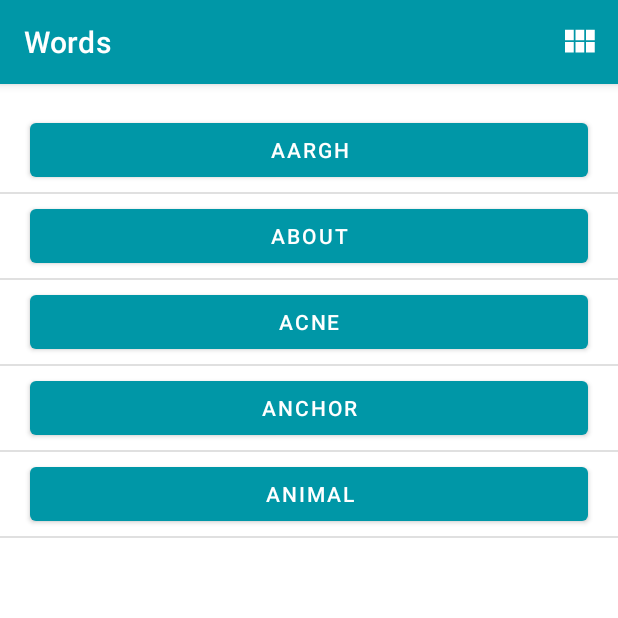
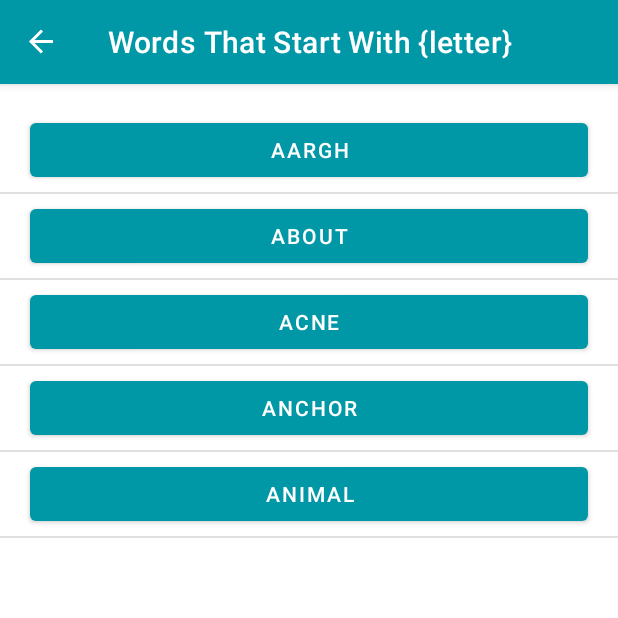
Before and after one commit to joicerodrigues/Words, an Android app: the screen it shows after launch (MainActivity), after a tap on an icon or button, on a phone screen of 412 x 824 dp, the top half of it. Run offline under Robolectric (Android 15) with nearby library versions, the phone set to English and light mode, and no system bars; our stand-ins replace navigation-ui.

```diff
--- a/app/src/main/java/com/example/wordsapp/LetterAdapter.kt
+++ b/app/src/main/java/com/example/wordsapp/LetterAdapter.kt
@@ -24,7 +24,6 @@ import android.widget.Button
 import androidx.annotation.RequiresApi
 import androidx.navigation.findNavController
 import androidx.recyclerview.widget.RecyclerView
-import android.content.Intent as Intent
 
 /**
  * Adapter for the [RecyclerView] in [MainActivity].
@@ -68,13 +67,6 @@ class LetterAdapter :
 
         // Assigns a [OnClickListener] to the button contained in the [ViewHolder]
         holder.button.setOnClickListener {
-            val context = holder.view.context //TODO acessando uma referência ao context
-
-            val intent = Intent(context, DetailActivity::class.java) //TODO intent transmitindo o contexto e o nome da classe da atividade de destino
-
-            intent.putExtra(DetailActivity.LETTER, holder.button.text.toString()) //TODO putExtra transmitindo "letter" como 1° argumento
-
-            context.startActivity(intent) //TODO transmitindo a intent com o método startActivity()
             // Create an action from WordList to DetailList
             // using the required arguments
             val action = LetterListFragmentDirections.actionLetterListFragmentToWordListFragment(letter = holder.button.text.toString())
--- a/app/src/main/java/com/example/wordsapp/MainActivity.kt
+++ b/app/src/main/java/com/example/wordsapp/MainActivity.kt
@@ -16,13 +16,10 @@
 package com.example.wordsapp
 
 import android.os.Bundle
-import android.view.Menu
-import android.view.MenuItem
 import androidx.appcompat.app.AppCompatActivity
-import androidx.core.content.ContextCompat
-import androidx.recyclerview.widget.GridLayoutManager
-import androidx.recyclerview.widget.LinearLayoutManager
-import androidx.recyclerview.widget.RecyclerView
+import androidx.navigation.NavController
+import androidx.navigation.fragment.NavHostFragment
+import androidx.navigation.ui.setupActionBarWithNavController
 import com.example.wordsapp.databinding.ActivityMainBinding
 
 /**
@@ -30,11 +27,7 @@ import com.example.wordsapp.databinding.ActivityMainBinding
  */
 class MainActivity : AppCompatActivity() {
 
-    private lateinit var recyclerView: RecyclerView
-
-    private var isLinearLayoutManager =
-        true //TODO propriedade para monitorar o estado do layout do app
-
+    private lateinit var navController: NavController
 
     override fun onCreate(savedInstanceState: Bundle?) {
         super.onCreate(savedInstanceState)
@@ -43,66 +36,18 @@ class MainActivity : AppCompatActivity() {
         setContentView(binding.root)
 
         // Get the navigation host fragment from this Activity
-        recyclerView = binding.recyclerView
-
+        val navHostFragment = supportFragmentManager
+            .findFragmentById(R.id.nav_host_fragment) as NavHostFragment
+        // Instantiate the navController using the NavHostFragment
+        navController = navHostFragment.navController
         // Make sure actions in the ActionBar get propagated to the NavController
-        chooseLayout()
+        setupActionBarWithNavController(navController)
     }
 
-    private fun chooseLayout() {
-        if (isLinearLayoutManager) {
-            recyclerView.layoutManager = LinearLayoutManager(this) //TODO gerenciador de layouts
-        } else {
-            recyclerView.layoutManager = GridLayoutManager(this, 4)
-        }
-        recyclerView.adapter = LetterAdapter()
+    /**
+     * Enables back button support. Simply navigates one element up on the stack.
+     */
+    override fun onSupportNavigateUp(): Boolean {
+        return navController.navigateUp() || super.onSupportNavigateUp()
     }
-
-    override fun onOptionsItemSelected(item: MenuItem): Boolean {
-        return when (item.itemId) {
-            R.id.action_switch_layout -> {
-                // Sets isLinearLayoutManager (a Boolean) to the opposite value
-                isLinearLayoutManager = !isLinearLayoutManager
-                // Sets layout and icon
-                chooseLayout()
-                setIcon(item)
-
-                return true
-            }
-            //  Otherwise, do nothing and use the core event handling
-
-            // when clauses require that all possible paths be accounted for explicitly,
-            //  for instance both the true and false cases if the value is a Boolean,
-            //  or an else to catch all unhandled cases.
-            else -> super.onOptionsItemSelected(item)
-        }
-    }
-
-    private fun setIcon(menuItem: MenuItem?) {
-        if (menuItem == null)
-            return
-
-        // Set the drawable for the menu icon based on which LayoutManager is currently in use
-
-        // An if-clause can be used on the right side of an assignment if all paths return a value.
-        // The following code is equivalent to
-        // if (isLinearLayoutManager)
-        //     menu.icon = ContextCompat.getDrawable(this, R.drawable.ic_grid_layout)
-        // else menu.icon = ContextCompat.getDrawable(this, R.drawable.ic_linear_layout)
-        menuItem.icon =
-            if (isLinearLayoutManager) //TODO definido condicionalmente o ícone com base na propriedade isLinearLayoutManager
-                ContextCompat.getDrawable(this, R.drawable.ic_grid_layout)
-            else ContextCompat.getDrawable(this, R.drawable.ic_linear_layout)
-    }
-
-    override fun onCreateOptionsMenu(menu: Menu?): Boolean {
-        menuInflater.inflate(R.menu.layout_menu, menu)
-
-        val layoutButton = menu?.findItem(R.id.action_switch_layout)
-        // Calls code to set the icon based on the LinearLayoutManager of the RecyclerView
-        setIcon(layoutButton)
-
-        return true
-    }
-
 }
--- a/app/src/main/java/com/example/wordsapp/WordAdapter.kt
+++ b/app/src/main/java/com/example/wordsapp/WordAdapter.kt
@@ -86,9 +86,9 @@ class WordAdapter(private val letterId: String, context: Context) :
 
         // Assigns a [OnClickListener] to the button contained in the [ViewHolder]
         holder.button.setOnClickListener {
-            val queryUrl: Uri = Uri.parse("${DetailActivity.SEARCH_PREFIX}${item}")
-            val intent = Intent(Intent.ACTION_VIEW, queryUrl) //TODO action_view é uma intent genérica que aceita um URII
-            context.startActivity(intent) //TODO inicia outro app e transmite pela intent
+            val queryUrl: Uri = Uri.parse("${WordListFragment.SEARCH_PREFIX}${item}")
+            val intent = Intent(Intent.ACTION_VIEW, queryUrl)
+            context.startActivity(intent)
         }
     }
 
--- a/app/src/main/res/menu/layout_menu.xml
+++ b/app/src/main/res/menu/layout_menu.xml
@@ -1,4 +1,19 @@
 <?xml version="1.0" encoding="utf-8"?>
+<!--
+     Copyright (C) 2020 The Android Open Source Project
+
+     Licensed under the Apache License, Version 2.0 (the "License");
+     you may not use this file except in compliance with the License.
+     You may obtain a copy of the License at
+
+          http://www.apache.org/licenses/LICENSE-2.0
+
+     Unless required by applicable law or agreed to in writing, software
+     distributed under the License is distributed on an "AS IS" BASIS,
+     WITHOUT WARRANTIES OR CONDITIONS OF ANY KIND, either express or implied.
+     See the License for the specific language governing permissions and
+     limitations under the License.
+-->
 <menu xmlns:android="http://schemas.android.com/apk/res/android"
     xmlns:app="http://schemas.android.com/apk/res-auto">
     <item android:id="@+id/action_switch_layout"
```
Also changed, not shown: app/src/main/java/com/example/wordsapp/DetailActivity.kt (deleted, +0 -52 lines), 100 other files.
